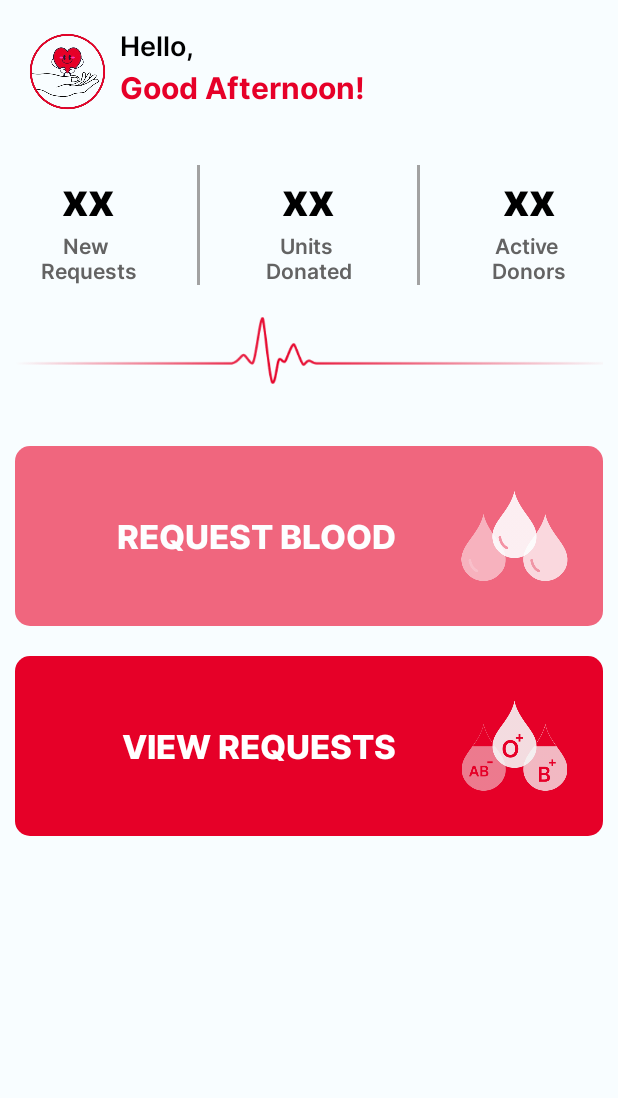
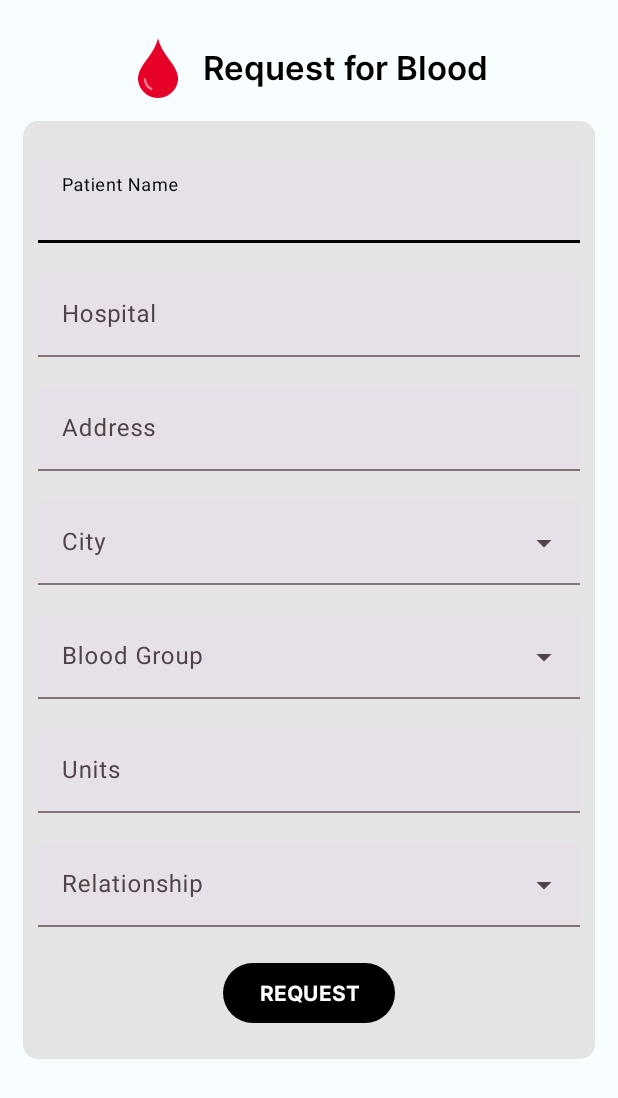
Before and after one commit to saviour-sg/android-app, an Android app: the HomeActivity screen opened directly, with no data from a screen before it, after a tap on "REQUEST BLOOD", on a phone screen of 412 x 824 dp. Shown: the top 1098 px of the screen. Run offline under Robolectric (Android 15) with nearby library versions, the phone set to English and light mode, and no system bars; our stand-ins replace Firebase (no records; nobody signed in at launch, a user with empty details on screens opened directly); 3 statements that could not run were skipped.

Commit message:
Prefinal Commit

```diff
--- a/app/src/main/java/com/socgen/saviour/HomeActivity.java
+++ b/app/src/main/java/com/socgen/saviour/HomeActivity.java
@@ -3,6 +3,7 @@ package com.socgen.saviour;
 import androidx.annotation.NonNull;
 import androidx.appcompat.app.AppCompatActivity;
 
+import android.content.Intent;
 import android.content.SharedPreferences;
 import android.os.Bundle;
 import android.os.Handler;
@@ -22,8 +23,7 @@ public class HomeActivity extends AppCompatActivity {
 
     FirebaseDatabase db;
     LinearLayout requestBlood, viewRequests;
-
-    //TODO Hello, Name!
+    String name,phone,bloodGroup,location;
 
 
     @Override
@@ -32,10 +32,15 @@ public class HomeActivity extends AppCompatActivity {
         setContentView(R.layout.activity_home);
 
         SharedPreferences sh = getSharedPreferences("DETAILS", MODE_PRIVATE);
-        String name = sh.getString("name", null);
-        String phone = sh.getString("phone", null);
-        String bloodGroup = sh.getString("bloodGroup", null);
-        String location = sh.getString("location", null);
+         name = sh.getString("name", null);
+         phone = sh.getString("mobile", null);
+         bloodGroup = sh.getString("bloodGroup", null);
+         location = sh.getString("location", null);
+
+         TextView textView = findViewById(R.id.welcome);
+         if(name!=null) {
+             textView.setText("Hello, " + name.toUpperCase());
+         }
 
         requestBlood = findViewById(R.id.request_blood);
         viewRequests = findViewById(R.id.view_requests);
@@ -44,14 +49,20 @@ public class HomeActivity extends AppCompatActivity {
             Animation anim = AnimationUtils.loadAnimation(this, R.anim.fadein);
             requestBlood.startAnimation(anim);
             Handler handler = new Handler();
-            handler.postDelayed(() -> Toast.makeText(HomeActivity.this,"com.socgen.saviour.Request Blood",Toast.LENGTH_LONG).show(), 200);
+            handler.postDelayed(() -> {
+                Intent myIntent = new Intent(HomeActivity.this, NewRequest.class);
+                HomeActivity.this.startActivity(myIntent);
+            }, 200);
         });
 
         viewRequests.setOnClickListener(v -> {
             Animation anim = AnimationUtils.loadAnimation(this, R.anim.fadein);
             viewRequests.startAnimation(anim);
             Handler handler = new Handler();
-            handler.postDelayed(() -> Toast.makeText(HomeActivity.this,"View Requests",Toast.LENGTH_LONG).show(), 200);
+            handler.postDelayed(() ->{
+                Intent myIntent = new Intent(HomeActivity.this, ViewRequests.class);
+                HomeActivity.this.startActivity(myIntent);
+            }, 200);
         });
 
         db = FirebaseDatabase.getInstance();
--- a/app/src/main/java/com/socgen/saviour/NewRequest.java
+++ b/app/src/main/java/com/socgen/saviour/NewRequest.java
@@ -3,6 +3,7 @@ package com.socgen.saviour;
 import androidx.appcompat.app.AppCompatActivity;
 
 import android.content.Intent;
+import android.content.SharedPreferences;
 import android.os.Bundle;
 import android.widget.Button;
 import android.widget.Toast;
@@ -17,12 +18,19 @@ public class NewRequest extends AppCompatActivity {
 
     Button requestBtn;
     FirebaseDatabase db;
+    String name,phone,bloodGroup,location;
 
 
     @Override
     protected void onCreate(Bundle savedInstanceState) {
         super.onCreate(savedInstanceState);
         setContentView(R.layout.activity_new_request);
+
+        SharedPreferences sh = getSharedPreferences("DETAILS", MODE_PRIVATE);
+        name = sh.getString("name", null);
+        phone = sh.getString("mobile", null);
+        bloodGroup = sh.getString("bloodGroup", null);
+        location = sh.getString("location", null);
         db = FirebaseDatabase.getInstance();
         requestBtn = findViewById(R.id.request);
         requestBtn.setOnClickListener(v -> {
@@ -44,7 +52,7 @@ public class NewRequest extends AppCompatActivity {
             request.setUnits(units);
             request.setRelationship(relationship);
             request.setTimestamp(System.currentTimeMillis());
-            request.setRequesterNumber("9080093100");
+            request.setRequesterNumber(phone);
 
             DatabaseReference requestdb = db.getReference("requests");
             String requestId = requestdb.push().getKey();
--- a/app/src/main/res/layout/activity_create_account.xml
+++ b/app/src/main/res/layout/activity_create_account.xml
@@ -56,7 +56,7 @@
                 <com.google.android.material.textfield.TextInputEditText
                     android:layout_width="match_parent"
                     android:layout_height="wrap_content"
-                    android:text="(+91) 9080093100" />
+                    android:text="xxxx" />
 
             </com.google.android.material.textfield.TextInputLayout>
             <com.google.android.material.textfield.TextInputLayout
```
Also changed, not shown: app/src/main/java/com/socgen/saviour/CreateAccount.java (+9 -2 lines), app/src/main/java/com/socgen/saviour/RequestListViewAdapter.java (+12 -2 lines), app/src/main/java/com/socgen/saviour/ViewRequests.java (+7 -1 lines).
